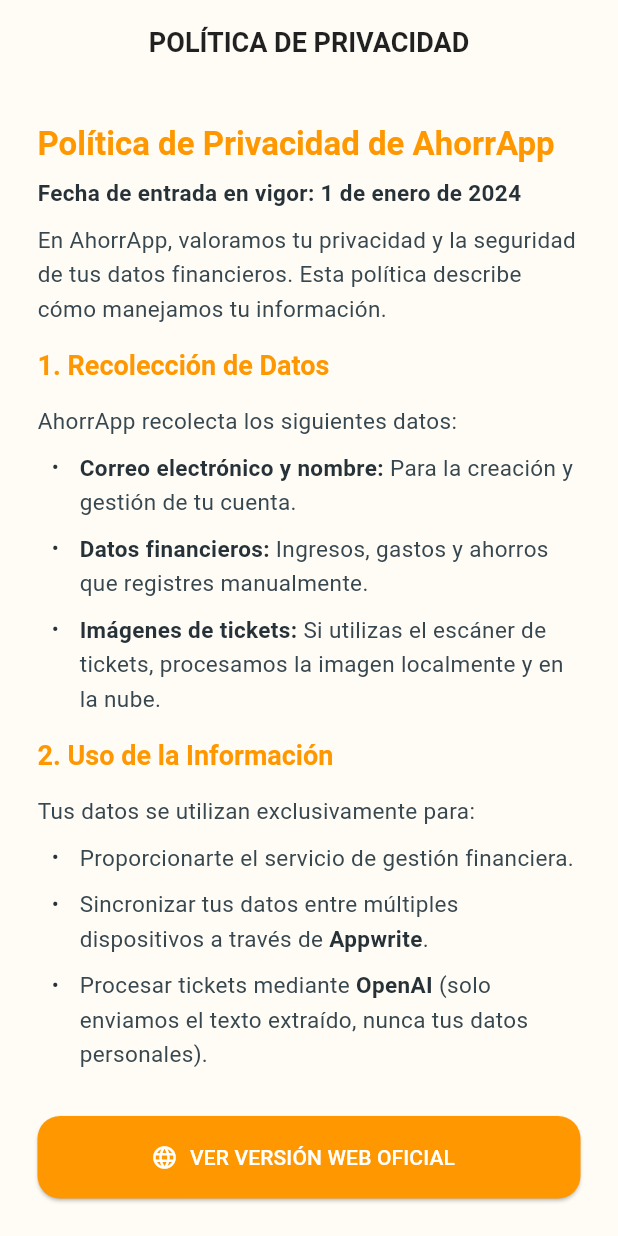
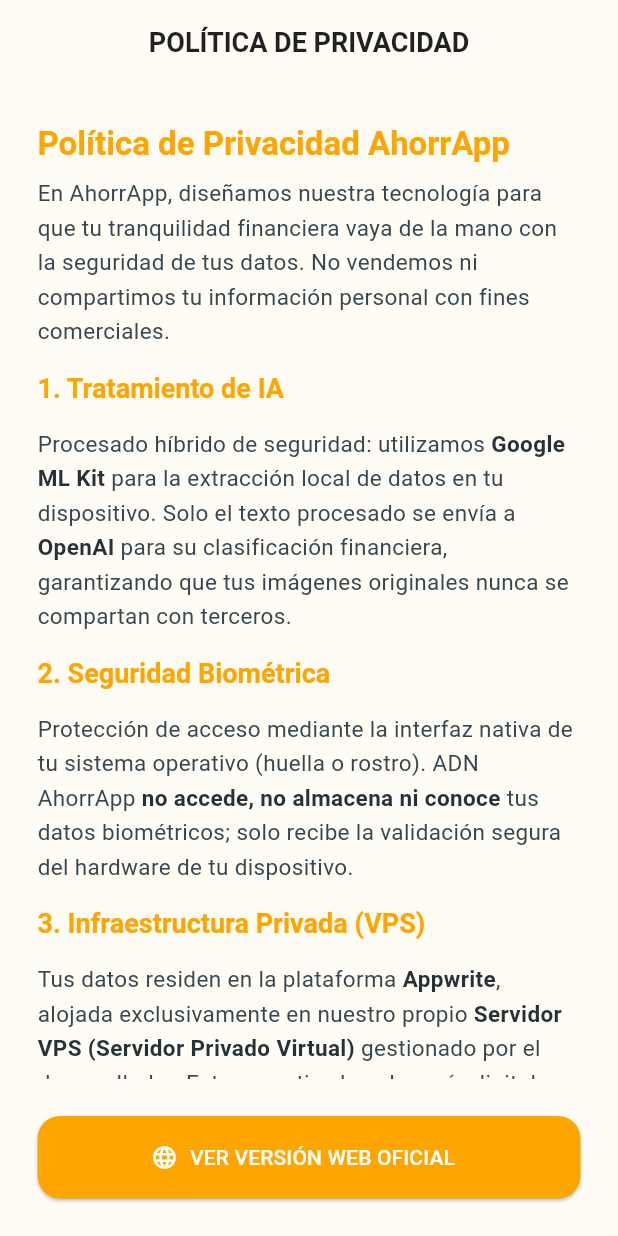
Before and after one commit to jmcerezodev/AhorrApp, a Flutter app: the PrivacyPolicyScreen screen opened by its route, on a phone screen of 412 x 824 dp. Run offline on Flutter 3.47's test engine with Material 3 defaults, Android fonts, the phone set to English and light mode, and no system bars; our stand-ins replace animate_do, appwrite, connectivity_plus, convex_bottom_bar, equatable, fl_chart and 11 more; missing offline and left inert: gal, google_mlkit_document_scanner, google_mlkit_text_recognition; accounts and stored records are empty; generated files the repository leaves out were written again; network calls fail.

Commit message:
feat: actualización de política de privacidad y configuración de entorno Android
- Reescritura de la política de privacidad basada en 4 pilares: IA, Biometría, VPS y Derechos.
- Adición de párrafo introductorio sobre seguridad de datos y transparencia comercial.
- Ajuste de estilos visuales (colores naranja y crema) y márgenes en la pantalla de privacidad.
- Sincronización de compileSdk y targetSdk a la versión 36 para compatibilidad con AndroidX.
- Optimización de build.gradle para forzar Java 17 y SDK 36 en todos los subproyectos.

```diff
--- a/lib/presentation/screens/privacy_policy_screen.dart
+++ b/lib/presentation/screens/privacy_policy_screen.dart
@@ -6,40 +6,33 @@
   const PrivacyPolicyScreen({super.key});
 
   final String _privacyPolicyMarkdown = '''
-# Política de Privacidad de AhorrApp
+# Política de Privacidad AhorrApp
 
-**Fecha de entrada en vigor: 1 de enero de 2024**
+En AhorrApp, diseñamos nuestra tecnología para que tu tranquilidad financiera vaya de la mano con la seguridad de tus datos. No vendemos ni compartimos tu información personal con fines comerciales.
 
-En AhorrApp, valoramos tu privacidad y la seguridad de tus datos financieros. Esta política describe cómo manejamos tu información.
+## 1. Tratamiento de IA
+Procesado híbrido de seguridad: utilizamos **Google ML Kit** para la extracción local de datos en tu dispositivo. Solo el texto procesado se envía a **OpenAI** para su clasificación financiera, garantizando que tus imágenes originales nunca se compartan con terceros.
 
-## 1. Recolección de Datos
-AhorrApp recolecta los siguientes datos:
-- **Correo electrónico y nombre:** Para la creación y gestión de tu cuenta.
-- **Datos financieros:** Ingresos, gastos y ahorros que registres manualmente.
-- **Imágenes de tickets:** Si utilizas el escáner de tickets, procesamos la imagen localmente y en la nube.
+## 2. Seguridad Biométrica
+Protección de acceso mediante la interfaz nativa de tu sistema operativo (huella o rostro). ADN AhorrApp **no accede, no almacena ni conoce** tus datos biométricos; solo recibe la validación segura del hardware de tu dispositivo.
 
-## 2. Uso de la Información
-Tus datos se utilizan exclusivamente para:
-- Proporcionarte el servicio de gestión financiera.
-- Sincronizar tus datos entre múltiples dispositivos a través de **Appwrite**.
-- Procesar tickets mediante **OpenAI** (solo enviamos el texto extraído, nunca tus datos personales).
+## 3. Infraestructura Privada (VPS)
+Tus datos residen en la plataforma **Appwrite**, alojada exclusivamente en nuestro propio **Servidor VPS (Servidor Privado Virtual)** gestionado por el desarrollador. Esto garantiza la soberanía digital absoluta, evitando el uso de nubes públicas comerciales.
 
-## 3. Almacenamiento y Seguridad
-- Tus datos se guardan localmente en tu dispositivo (**Isar**) y se sincronizan de forma segura con nuestros servidores.
-- Utilizamos **biometría local** para proteger el acceso a la aplicación.
-- Tienes el control total: puedes eliminar todos tus datos desde el menú de gestión de cuenta.
-
-## 4. Terceros
-No vendemos ni compartimos tus datos con anunciantes. Utilizamos proveedores de confianza como Appwrite (Base de datos) y OpenAI (Procesamiento de texto de tickets).
+## 4. Derechos y Portabilidad
+Garantizamos el control total sobre tu información:
+- **Exportación:** Generación de reportes financieros en **PDF** con el diseño oficial de la app.
+- **Eliminación:** Borrado total, inmediato y permanente de tu cuenta y todos los datos asociados desde el menú de ajustes.
 ''';
 
   @override
   Widget build(BuildContext context) {
     final isDarkMode = Theme.of(context).brightness == Brightness.dark;
-    final primaryColor = Theme.of(context).primaryColor;
+    const orangePrimary = Color(0xFFFFA500);
+    const boneWhite = Color(0xFFFFFBF5);
 
     return Scaffold(
-      backgroundColor: isDarkMode ? const Color(0xFF0F1112) : const Color(0xFFFFFBF5),
+      backgroundColor: isDarkMode ? const Color(0xFF0F1112) : boneWhite,
       appBar: AppBar(
         title: const Text('POLÍTICA DE PRIVACIDAD'),
         centerTitle: true,
@@ -52,10 +45,27 @@
                 data: _privacyPolicyMarkdown,
                 padding: const EdgeInsets.all(25.0),
                 styleSheet: MarkdownStyleSheet(
-                  h1: TextStyle(color: primaryColor, fontSize: 22, fontWeight: FontWeight.bold),
-                  h2: TextStyle(color: primaryColor, fontSize: 18, fontWeight: FontWeight.bold, height: 2.0),
-                  p: TextStyle(color: isDarkMode ? Colors.white70 : Colors.blueGrey.shade800, fontSize: 15, height: 1.5),
-                  strong: TextStyle(color: isDarkMode ? Colors.white : Colors.blueGrey.shade900, fontWeight: FontWeight.bold),
+                  h1: const TextStyle(
+                    color: orangePrimary,
+                    fontSize: 22,
+                    fontWeight: FontWeight.bold,
+                  ),
+                  h2: const TextStyle(
+                    color: orangePrimary,
+                    fontSize: 18,
+                    fontWeight: FontWeight.bold,
+                    height: 2.0,
+                  ),
+                  p: TextStyle(
+                    color: isDarkMode ? Colors.white70 : Colors.blueGrey.shade800,
+                    fontSize: 15,
+                    height: 1.5,
+                  ),
+                  pPadding: const EdgeInsets.only(bottom: 12.0),
+                  strong: TextStyle(
+                    color: isDarkMode ? Colors.white : Colors.blueGrey.shade900,
+                    fontWeight: FontWeight.bold,
+                  ),
                 ),
               ),
             ),
@@ -63,7 +73,9 @@
               padding: const EdgeInsets.all(25.0),
               child: ElevatedButton.icon(
                 onPressed: () async {
-                  final Uri url = Uri.parse('https://jmcerezo.dev/politicasprivacidad/ahorrapp.html');
+                  final Uri url = Uri.parse(
+                    'https://jmcerezo.dev/politicasprivacidad/ahorrapp.html',
+                  );
                   if (await canLaunchUrl(url)) {
                     await launchUrl(url, mode: LaunchMode.externalApplication);
                   }
@@ -71,10 +83,12 @@
                 icon: const Icon(Icons.language_rounded),
                 label: const Text('VER VERSIÓN WEB OFICIAL'),
                 style: ElevatedButton.styleFrom(
-                  backgroundColor: primaryColor,
+                  backgroundColor: orangePrimary,
                   foregroundColor: Colors.white,
                   minimumSize: const Size(double.infinity, 55),
-                  shape: RoundedRectangleBorder(borderRadius: BorderRadius.circular(15)),
+                  shape: RoundedRectangleBorder(
+                    borderRadius: BorderRadius.circular(15),
+                  ),
                 ),
               ),
             ),
```
